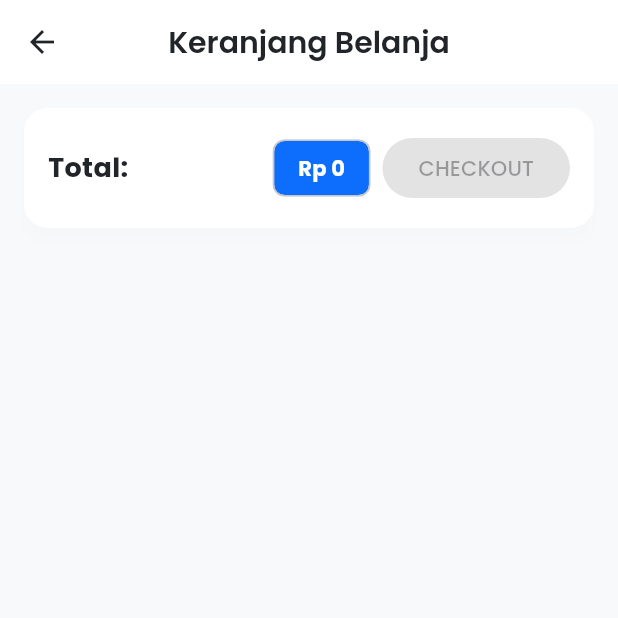
After one commit to bil050525/Toko_Pintar, a Flutter app: the CartScreen screen opened by its route, on a phone screen of 412 x 824 dp, the top half of it. The commit adds this screen. Run offline on Flutter 3.47's test engine with Material 3 defaults, Android fonts, the phone set to English and light mode, and no system bars; our stand-ins replace google_fonts; network calls fail.

Commit message:
feat(cart): Membuat tampilan CartScreen dan mendaftarkan route navigasinya

```diff
--- a/lib/main.dart
+++ b/lib/main.dart
@@ -8,6 +8,7 @@ import './screens/admin_screen.dart';
 import './screens/edit_product_screen.dart';
 import './providers/product_provider.dart';
 import './providers/cart_provider.dart';
+import './screens/cart_screen.dart';
 
 
 void main() {
@@ -67,6 +68,7 @@ class TokoPintarApp extends StatelessWidget {
           ProductDetailScreen.routeName: (ctx) => const ProductDetailScreen(),
           AdminScreen.routeName: (ctx) => const AdminScreen(),
           EditProductScreen.routeName: (ctx) => const EditProductScreen(),
+          CartScreen.routeName: (ctx) => const CartScreen(),
         },
       ),
     );
--- /dev/null
+++ b/lib/screens/cart_screen.dart
@@ -0,0 +1,103 @@
+import 'package:flutter/material.dart';
+import 'package:provider/provider.dart';
+
+import '../providers/cart_provider.dart';
+
+class CartScreen extends StatelessWidget {
+  static const routeName = '/cart'; // Nama rute untuk navigasi
+
+  const CartScreen({super.key});
+
+  @override
+  Widget build(BuildContext context) {
+    // Memanggil data keranjang dari CartProvider
+    final cart = Provider.of<CartProvider>(context);
+
+    return Scaffold(
+      appBar: AppBar(
+        title: const Text('Keranjang Belanja'),
+      ),
+      body: Column(
+        children: [
+          // Bagian Atas: Ringkasan Harga & Tombol Checkout
+          Card(
+            margin: const EdgeInsets.all(16),
+            child: Padding(
+              padding: const EdgeInsets.all(16),
+              child: Row(
+                mainAxisAlignment: MainAxisAlignment.spaceBetween,
+                children: [
+                  const Text(
+                    'Total:',
+                    style: TextStyle(fontSize: 18, fontWeight: FontWeight.bold),
+                  ),
+                  const Spacer(),
+                  Chip(
+                    label: Text(
+                      'Rp ${cart.totalAmount.toStringAsFixed(0)}',
+                      style: const TextStyle(
+                        color: Colors.white,
+                        fontWeight: FontWeight.bold,
+                      ),
+                    ),
+                    backgroundColor: Theme.of(context).colorScheme.primary,
+                  ),
+                  const SizedBox(width: 8),
+                  ElevatedButton(
+                    onPressed: cart.totalAmount <= 0
+                        ? null
+                        : () {
+                            // TODO: Fitur Checkout Kirim ke WhatsApp (sesuai blueprint)
+                            ScaffoldMessenger.of(context).showSnackBar(
+                              const SnackBar(content: Text('Checkout berhasil!')),
+                            );
+                            cart.clear(); // Kosongkan keranjang setelah checkout
+                          },
+                    style: ElevatedButton.styleFrom(
+                      backgroundColor: Colors.green,
+                      foregroundColor: Colors.white,
+                    ),
+                    child: const Text('CHECKOUT'),
+                  )
+                ],
+              ),
+            ),
+          ),
+          const SizedBox(height: 10),
+
+          // Bagian Bawah: Daftar Barang di Keranjang
+          Expanded(
+            child: ListView.builder(
+              itemCount: cart.items.length,
+              itemBuilder: (ctx, i) {
+                // Mengambil nilai item dari Map (karena CartProvider menggunakan Map)
+                final cartItem = cart.items.values.toList()[i];
+
+                return Card(
+                  margin: const EdgeInsets.symmetric(horizontal: 16, vertical: 4),
+                  child: ListTile(
+                    leading: CircleAvatar(
+                      backgroundColor: Theme.of(context).colorScheme.primary.withOpacity(0.1),
+                      child: Padding(
+                        padding: const EdgeInsets.all(4.0),
+                        child: FittedBox(
+                          child: Icon(Icons.shopping_bag, color: Theme.of(context).colorScheme.primary),
+                        ),
+                      ),
+                    ),
+                    title: Text(cartItem.title, style: const TextStyle(fontWeight: FontWeight.bold)),
+                    subtitle: Text('Harga: Rp ${cartItem.price}'),
+                    trailing: Text(
+                      '${cartItem.quantity} x',
+                      style: const TextStyle(fontSize: 16, fontWeight: FontWeight.bold),
+                    ),
+                  ),
+                );
+              },
+            ),
+          )
+        ],
+      ),
+    );
+  }
+}
```
